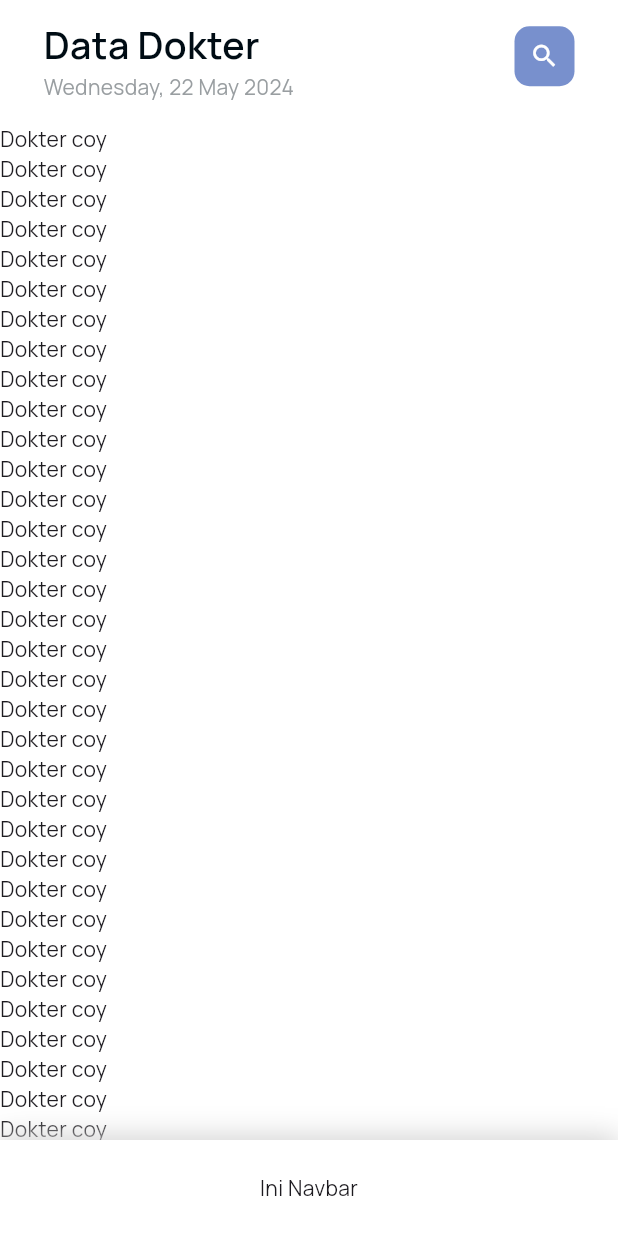
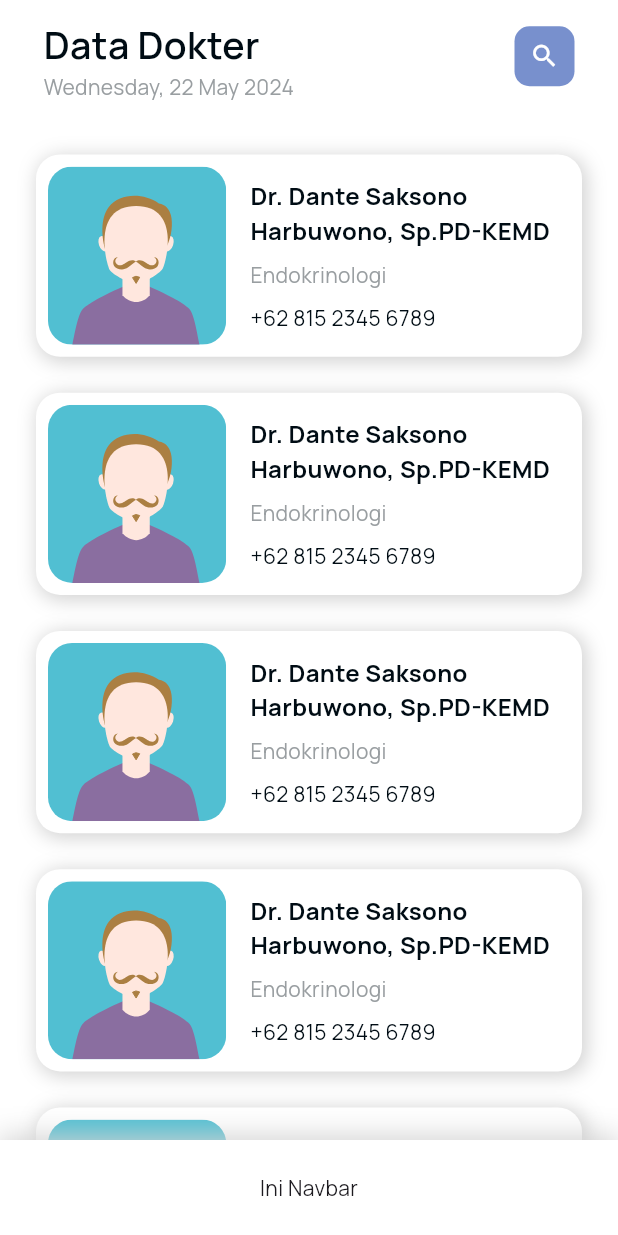
Before and after one commit to Khip01/sistem-kesehatan-flutter, a Flutter app: the BasePage screen opened by its route, swiped to page 2, on a phone screen of 412 x 824 dp. Run offline on Flutter 3.47's test engine with Material 3 defaults, Android fonts, the phone set to English and light mode, and no system bars; our stand-ins replace bloc, dartz, flutter_bloc, flutter_svg, freezed_annotation, go_router and 1 more; accounts and stored records are empty.

Commit message:
feat: add listview card dummy layout

```diff
--- a/lib/presentation/pages/base_page_view/dokter_page.dart
+++ b/lib/presentation/pages/base_page_view/dokter_page.dart
@@ -1,10 +1,59 @@
+import 'dart:math';
 import 'package:flutter/material.dart';
-import 'package:go_router/go_router.dart';
+import 'package:flutter_svg/flutter_svg.dart';
+import 'package:sistem_kesehatan_flutter/presentation/extension/extension.dart';
 
 import '../../widgets/base_page_appbar.dart';
 
 class DokterPage extends StatelessWidget {
-  const DokterPage({super.key});
+  DokterPage({super.key});
+
+  // TODO: Dummy Area
+  List<String> imagePath = [
+    'assets/card_image_dummy/1.svg',
+    'assets/card_image_dummy/2.svg',
+    'assets/card_image_dummy/3.svg',
+    'assets/card_image_dummy/4.svg',
+    'assets/card_image_dummy/5.svg',
+    'assets/card_image_dummy/6.svg',
+    'assets/card_image_dummy/7.svg',
+  ];
+
+  List<String> doctorName = [
+    "Dr. Terawan Agus Putranto, Sp.Rad(K)",
+    "Dr. Bambang Supriyatno, Sp.A(K)",
+    "Dr. Dante Saksono Harbuwono, Sp.PD-KEMD",
+    "Dr. Aakhif",
+    "Dr. Andhika Rachman, Sp.PD-KHOM",
+    "Dr. Ratna Sitompul, Sp.M(K)",
+    "Dr. Erlina Burhan, MSc, Sp.P(K)",
+  ];
+
+  List<String> doctorSpecialization = [
+    "Radiologi",
+    "Pediatri",
+    "Endokrinologi",
+    "Patologi Klinik",
+    "Hematologi Onkologi Medis",
+    "Oftalmologi",
+    "Pulmonologi",
+  ];
+
+  List<String> doctorPhoneNum = [
+    "+62 812 3456 7890",
+    "+62 813 9876 5432",
+    "+62 815 2345 6789",
+    "+62 816 3456 7891",
+    "+62 817 9876 5433",
+    "+62 818 2345 6780",
+    "+62 819 3456 7892"
+  ];
+
+  String _getRandomizedImagePath() => imagePath[Random().nextInt(7)];
+  String _getRandomizedDoctorName() => doctorName[Random().nextInt(7)];
+  String _getRandomizedDoctorSpec() => doctorSpecialization[Random().nextInt(7)];
+  String _getRandomizedDoctorPhone() => doctorPhoneNum[Random().nextInt(7)];
+  // TODO: End of dummy area
 
   @override
   Widget build(BuildContext context) {
@@ -17,15 +66,101 @@ class DokterPage extends StatelessWidget {
         ),
         Flexible(
           fit: FlexFit.tight,
-          child: ListView.builder(
-            padding: EdgeInsets.zero,
-            itemCount: 50,
-            itemBuilder: (BuildContext context, int index) {
-              return Text("Dokter coy");
-            },
-          ),
+          child: _cardListView(),
         ),
       ],
     );
   }
+
+  Widget _cardListView() {
+    return ListView.builder(
+      padding: const EdgeInsets.only(top: 20),
+      itemCount: 7,
+      itemBuilder: (BuildContext context, int index) {
+        return Container(
+          height: (MediaQuery.of(context).size.width - 48) / 2.7,
+          width: double.maxFinite,
+          margin: const EdgeInsets.only(left: 24, right: 24, bottom: 24),
+          decoration: BoxDecoration(
+            borderRadius: BorderRadius.circular(16),
+            color: custWhiteColor,
+            boxShadow: [
+              BoxShadow(
+                spreadRadius: 1,
+                blurRadius: 10,
+                offset: const Offset(2, 2),
+                color: custShadowColor,
+              )
+            ],
+          ),
+          child: LayoutBuilder(
+            builder: (BuildContext context, BoxConstraints constraint){
+              return Row(
+                children: [
+                  _image(constraint.maxHeight),
+                  Flexible(
+                    fit: FlexFit.tight,
+                    child: _contentCardInfo(),
+                  ),
+                ],
+              );
+            },
+          ),
+        );
+      },
+    );
+  }
+
+  Widget _image(double size){
+    double imageSizeWithoutMargin = size - 16;
+    return Container(
+      height: imageSizeWithoutMargin,
+      width: imageSizeWithoutMargin,
+      margin: const EdgeInsets.all(8),
+      clipBehavior: Clip.antiAlias,
+      decoration: BoxDecoration(
+        borderRadius: BorderRadius.circular(16),
+      ),
+      child: SvgPicture.asset(
+        _getRandomizedImagePath(), // TODO: Image goes here
+        fit: BoxFit.cover,
+      ),
+    );
+  }
+
+  Widget _contentCardInfo(){
+    return Padding(
+      padding: const EdgeInsets.only(top: 7, bottom: 7, left: 8, right: 16,),
+      child: Column(
+        crossAxisAlignment: CrossAxisAlignment.start,
+        mainAxisAlignment: MainAxisAlignment.spaceEvenly,
+        children: [
+          Text(
+            _getRandomizedDoctorName(),
+            overflow: TextOverflow.ellipsis,
+            maxLines: 2,
+            style: TextStyle(
+              fontSize: 16,
+              fontWeight: FontWeight.bold,
+              color: custBlackColor,
+            ),
+          ),
+          Text(
+            _getRandomizedDoctorSpec(),
+            style: TextStyle(
+              fontSize: bodyTextSize,
+              color: custGreyColor,
+            ),
+          ),
+          Text(
+            _getRandomizedDoctorPhone(),
+            style: TextStyle(
+              fontSize: bodyTextSize,
+              color: custBlackColor,
+            ),
+          ),
+        ],
+      ),
+    );
+  }
 }
```
